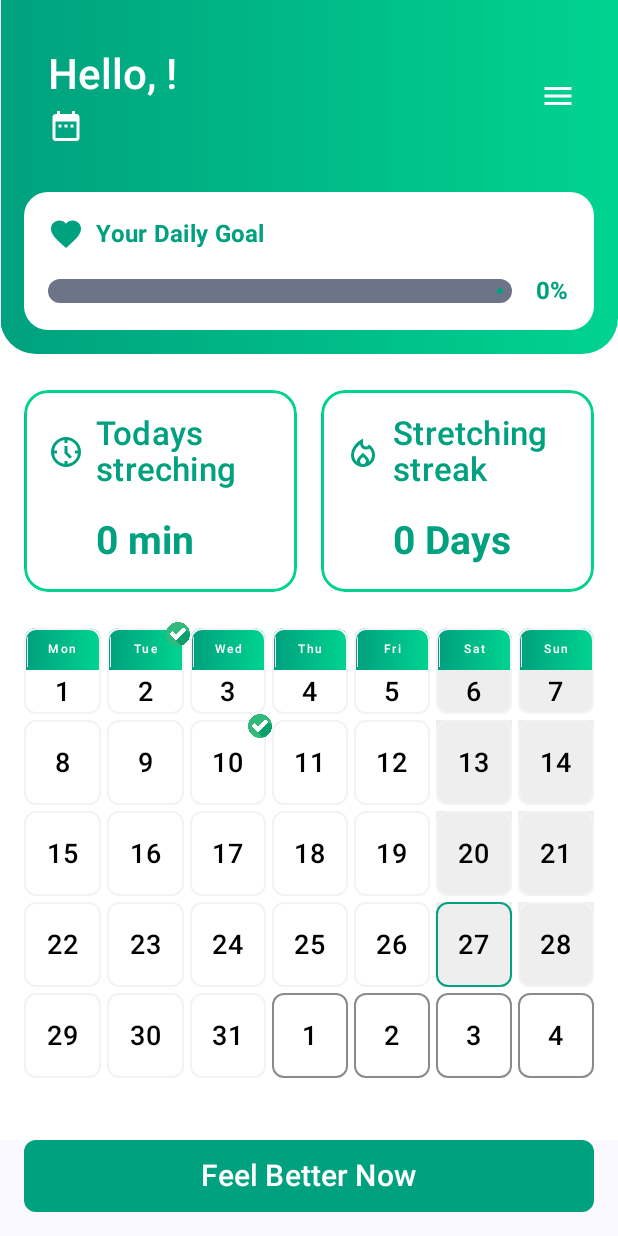
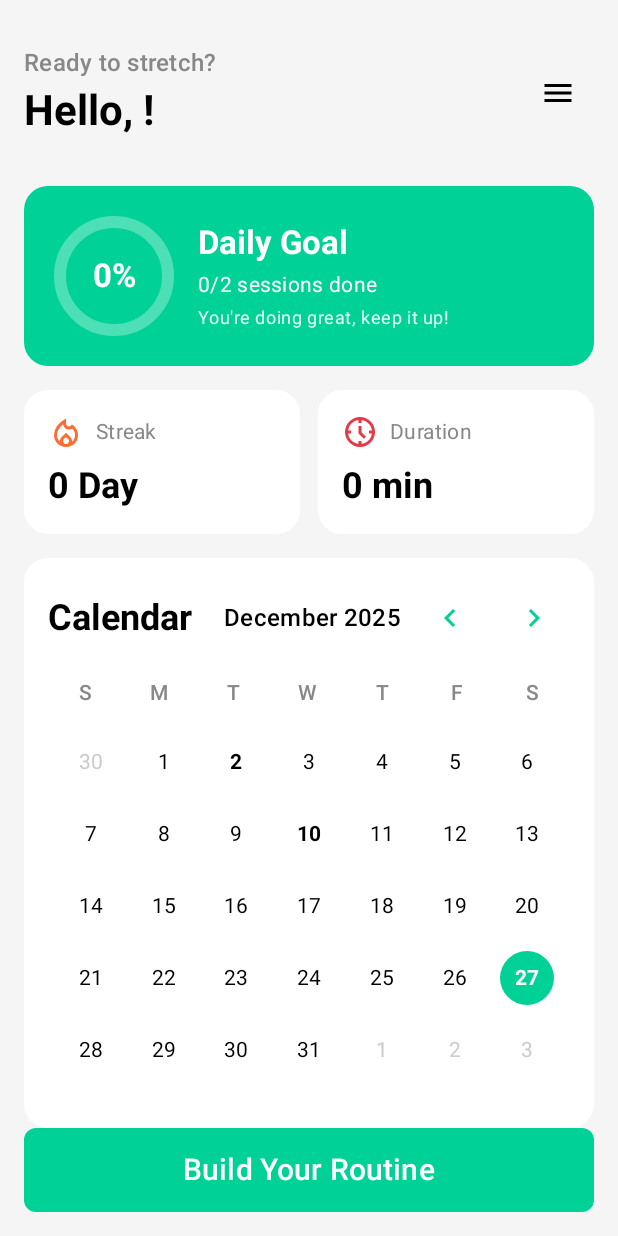
Before and after one commit to FelipePolo/strechreminder, an Android app built with Jetpack Compose: the HomeScreen screen opened through its navigation route, on a phone screen of 412 x 824 dp. Run offline under Robolectric (Android 15) with nearby library versions, the light colour scheme and no system bars; our stand-ins replace constraintlayout-compose.

Commit message:
Added new desing to home screen

```diff
--- /dev/null
+++ b/app/src/main/java/com/fpstudio/stretchreminder/ui/composable/calendar/CalendarCard.kt
@@ -0,0 +1,291 @@
+package com.fpstudio.stretchreminder.ui.composable.calendar
+
+import androidx.compose.foundation.background
+import androidx.compose.foundation.border
+import androidx.compose.foundation.layout.*
+import androidx.compose.foundation.shape.CircleShape
+import androidx.compose.foundation.shape.RoundedCornerShape
+import androidx.compose.material.icons.Icons
+import androidx.compose.material.icons.filled.KeyboardArrowLeft
+import androidx.compose.material.icons.filled.KeyboardArrowRight
+import androidx.compose.material3.Icon
+import androidx.compose.material3.IconButton
+import androidx.compose.material3.MaterialTheme
+import androidx.compose.material3.Text
+import androidx.compose.runtime.Composable
+import androidx.compose.ui.Alignment
+import androidx.compose.ui.Modifier
+import androidx.compose.ui.draw.clip
+import androidx.compose.ui.graphics.Color
+import androidx.compose.ui.text.font.FontWeight
+import androidx.compose.ui.text.style.TextAlign
+import androidx.compose.ui.tooling.preview.Preview
+import androidx.compose.ui.unit.dp
+import androidx.compose.ui.unit.sp
+import com.fpstudio.stretchreminder.ui.theme.TurquoiseAccent
+import java.time.LocalDate
+import java.time.YearMonth
+import java.time.format.TextStyle
+import java.util.Locale
+
+@Composable
+fun CalendarCard(
+    modifier: Modifier = Modifier,
+    model: Calendar
+) {
+    Column(
+        modifier = modifier
+            .clip(RoundedCornerShape(16.dp))
+            .background(Color.White)
+            .padding(16.dp),
+        verticalArrangement = Arrangement.spacedBy(16.dp)
+    ) {
+        // Header with title, month/year and navigation
+        CalendarHeader(currentDate = model.today)
+
+        // Days of week
+        DaysOfWeekHeader()
+
+        // Calendar grid
+        CalendarGrid(
+            currentDate = model.today,
+            markedDays = model.markedDays
+        )
+
+        // Legend
+        CalendarLegend()
+    }
+}
+
+@Composable
+private fun CalendarHeader(currentDate: LocalDate) {
+    Row(
+        modifier = Modifier.fillMaxWidth(),
+        horizontalArrangement = Arrangement.SpaceBetween,
+        verticalAlignment = Alignment.CenterVertically
+    ) {
+        Text(
+            text = "Calendar",
+            style = MaterialTheme.typography.headlineSmall,
+            fontWeight = FontWeight.Bold,
+            color = Color.Black
+        )
+
+        Row(
+            verticalAlignment = Alignment.CenterVertically,
+            horizontalArrangement = Arrangement.spacedBy(8.dp)
+        ) {
+            Text(
+                text = "${currentDate.month.getDisplayName(TextStyle.FULL, Locale.getDefault())} ${currentDate.year}",
+                style = MaterialTheme.typography.titleMedium,
+                color = Color.Black
+            )
+
+            IconButton(onClick = { /* Previous month */ }) {
+                Icon(
+                    imageVector = Icons.Default.KeyboardArrowLeft,
+                    contentDescription = "Previous month",
+                    tint = TurquoiseAccent
+                )
+            }
+
+            IconButton(onClick = { /* Next month */ }) {
+                Icon(
+                    imageVector = Icons.Default.KeyboardArrowRight,
+                    contentDescription = "Next month",
+                    tint = TurquoiseAccent
+                )
+            }
+        }
+    }
+}
+
+@Composable
+private fun DaysOfWeekHeader() {
+    Row(
+        modifier = Modifier.fillMaxWidth(),
+        horizontalArrangement = Arrangement.SpaceEvenly
+    ) {
+        val daysOfWeek = listOf("S", "M", "T", "W", "T", "F", "S")
+        daysOfWeek.forEach { day ->
+            Text(
+                text = day,
+                modifier = Modifier.weight(1f),
+                textAlign = TextAlign.Center,
+                style = MaterialTheme.typography.bodyMedium,
+                color = Color.Gray,
+                fontWeight = FontWeight.Medium
+            )
+        }
+    }
+}
+
+@Composable
+private fun CalendarGrid(
+    currentDate: LocalDate,
+    markedDays: List<Int>
+) {
+    val yearMonth = YearMonth.of(currentDate.year, currentDate.month)
+    val daysInMonth = yearMonth.lengthOfMonth()
+    val firstDayOfMonth = LocalDate.of(currentDate.year, currentDate.month, 1)
+    val firstDayOfWeek = firstDayOfMonth.dayOfWeek.value % 7 // Sunday = 0
+
+    val previousMonth = currentDate.minusMonths(1)
+    val daysInPrevMonth = YearMonth.of(previousMonth.year, previousMonth.month).lengthOfMonth()
+
+    Column(
+        verticalArrangement = Arrangement.spacedBy(8.dp)
+    ) {
+        var dayCounter = 1
+        var nextMonthCounter = 1
+
+        // Calculate total weeks needed
+        val totalCells = firstDayOfWeek + daysInMonth
+        val totalWeeks = (totalCells + 6) / 7
+
+        for (week in 0 until totalWeeks) {
+            Row(
+                modifier = Modifier.fillMaxWidth(),
+                horizontalArrangement = Arrangement.SpaceEvenly
+            ) {
+                for (dayOfWeek in 0..6) {
+                    val cellIndex = week * 7 + dayOfWeek
+
+                    when {
+                        // Previous month days
+                        cellIndex < firstDayOfWeek -> {
+                            val day = daysInPrevMonth - firstDayOfWeek + cellIndex + 1
+                            DayCell(
+                                day = day,
+                                isCurrentMonth = false,
+                                isToday = false,
+                                isMarked = false
+                            )
+                        }
+                        // Current month days
+                        dayCounter <= daysInMonth -> {
+                            val isToday = dayCounter == currentDate.dayOfMonth
+                            val isMarked = markedDays.contains(dayCounter)
+                            DayCell(
+                                day = dayCounter,
+                                isCurrentMonth = true,
+                                isToday = isToday,
+                                isMarked = isMarked
+                            )
+                            dayCounter++
+                        }
+                        // Next month days
+                        else -> {
+                            DayCell(
+                                day = nextMonthCounter,
+                                isCurrentMonth = false,
+                                isToday = false,
+                                isMarked = false
+                            )
+                            nextMonthCounter++
+                        }
+                    }
+                }
+            }
+        }
+    }
+}
+
+@Composable
+private fun DayCell(
+    day: Int,
+    isCurrentMonth: Boolean,
+    isToday: Boolean,
+    isMarked: Boolean
+) {
+    Box(
+        modifier = Modifier
+            .size(40.dp),
+        contentAlignment = Alignment.Center
+    ) {
+        // Background circle for today
+        if (isToday) {
+            Box(
+                modifier = Modifier
+                    .size(36.dp)
+                    .clip(CircleShape)
+                    .background(TurquoiseAccent)
+            )
+        }
+
+        // Day number
+        Text(
+            text = day.toString(),
+            style = MaterialTheme.typography.bodyMedium,
+            color = when {
+                isToday -> Color.White
+                !isCurrentMonth -> Color.LightGray
+                else -> Color.Black
+            },
+            fontWeight = if (isToday || isMarked) FontWeight.Bold else FontWeight.Normal,
+            textAlign = TextAlign.Center
+        )
+    }
+}
+
+@Composable
+private fun CalendarLegend() {
+    Row(
+        modifier = Modifier.fillMaxWidth(),
+        horizontalArrangement = Arrangement.Start,
+        verticalAlignment = Alignment.CenterVertically
+    ) {
+        // Today indicator
+        Row(
+            verticalAlignment = Alignment.CenterVertically,
+            horizontalArrangement = Arrangement.spacedBy(4.dp)
+        ) {
+            Box(
+                modifier = Modifier
+                    .border(
+                        2.dp,
+                        color = TurquoiseAccent,
+                        shape = CircleShape
+                    )
+                    .size(12.dp)
+
+            )
+            Text(
+                text = "Today",
+                style = MaterialTheme.typography.bodySmall,
+                color = Color.Gray
+            )
+        }
+
+        Spacer(modifier = Modifier.width(16.dp))
+
+        // Stretched indicator
+        Row(
+            verticalAlignment = Alignment.CenterVertically,
+            horizontalArrangement = Arrangement.spacedBy(4.dp)
+        ) {
+            Box(
+                modifier = Modifier
+                    .size(12.dp)
+                    .clip(CircleShape)
+                    .background(TurquoiseAccent)
+            )
+            Text(
+                text = "Stretched",
+                style = MaterialTheme.typography.bodySmall,
+                color = Color.Gray
+            )
+        }
+    }
+}
+
+@Preview
+@Composable
+fun CalendarCardPreview() {
+    CalendarCard(
+        model = Calendar(
+            today = LocalDate.of(2025, 12, 27),
+            markedDays = listOf(1, 2, 8, 9, 10, 15, 16, 22, 23, 27)
+        )
+    )
+}
--- a/app/src/main/java/com/fpstudio/stretchreminder/ui/screen/home/HomeScreen.kt
+++ b/app/src/main/java/com/fpstudio/stretchreminder/ui/screen/home/HomeScreen.kt
@@ -14,7 +14,7 @@ import androidx.compose.ui.Modifier
 import androidx.compose.ui.tooling.preview.Preview
 import androidx.compose.ui.unit.dp
 import com.fpstudio.stretchreminder.ui.composable.calendar.Calendar
-import com.fpstudio.stretchreminder.ui.composable.calendar.CalendarElement
+import com.fpstudio.stretchreminder.ui.composable.calendar.CalendarCard
 import com.fpstudio.stretchreminder.ui.screen.home.model.DailyStatsUiState
 import com.fpstudio.stretchreminder.ui.screen.home.model.HeaderUiState
 import com.fpstudio.stretchreminder.ui.screen.home.model.HomeUiState
@@ -39,6 +39,7 @@ import com.fpstudio.stretchreminder.ui.screen.home.components.InfoCard
 import com.fpstudio.stretchreminder.ui.screen.home.model.DailyGoalUiState
 import com.fpstudio.stretchreminder.ui.theme.Green_gradient_1
 import com.fpstudio.stretchreminder.ui.theme.Green_gradient_2
+import com.fpstudio.stretchreminder.ui.theme.TurquoiseAccent
 import java.time.LocalDate
 
 @Composable
@@ -59,23 +60,19 @@ fun HomeContent(
     uiState: HomeUiState,
     onStretchButtonClick: () -> Unit = {}
 ) {
-    val gradient = Brush.horizontalGradient(
-        startX = 1F,
-        colors = listOf(Green_gradient_1, Green_gradient_2),
-        tileMode = TileMode.Decal
-    )
     Scaffold(
+        containerColor = Color(0xFFF5F5F5),
         bottomBar = {
             Column {
                 StretchButton(
                     modifier = Modifier
                         .fillMaxWidth()
-                        .height(48.dp)
+                        .height(56.dp)
                         .padding(horizontal = 16.dp),
                     state = StretchButtonUiModel.Default(
-                        text = stringResource(R.string.intro_button_text),
+                        text = "Build Your Routine",
                         isVisible = true,
-                        backgroundColor = Green_gradient_1
+                        backgroundColor = TurquoiseAccent
                     ),
                     onClick = onStretchButtonClick
                 )
@@ -87,55 +84,49 @@ fun HomeContent(
             modifier = Modifier
                 .fillMaxSize()
                 .padding(paddingValues)
-                .background(
-                    Brush.verticalGradient(
-                        colors = listOf(Color(0xFFF0F4F3), Color.White),
-                        startY = 0f,
-                        endY = 1f,
-                    ),
-                )
+                .background(Color(0xFFF5F5F5))
         ) {
-            Column(
-                modifier = Modifier
-                    .fillMaxWidth()
-                    .clip(RoundedCornerShape(bottomStart = 24.dp, bottomEnd = 24.dp))
-                    .background(gradient)
-                    .padding(16.dp)
-            ) {
-                Header(uiState = uiState.headerState)
-                Spacer(modifier = Modifier.height(16.dp))
-                DailyGoalCard(uiState = uiState.dailyGoalState)
-            }
+            // Header without gradient background
+            Header(uiState = uiState.headerState)
 
-            Spacer(modifier = Modifier.height(8.dp))
+            Spacer(modifier = Modifier.height(16.dp))
 
+            // Daily Goal Card
+            DailyGoalCard(
+                uiState = uiState.dailyGoalState,
+                modifier = Modifier.padding(horizontal = 16.dp)
+            )
+
+            Spacer(modifier = Modifier.height(16.dp))
+
+            // Info Cards Row
             Row(
                 modifier = Modifier
                     .fillMaxWidth()
-                    .padding(16.dp),
-                horizontalArrangement = Arrangement.spacedBy(16.dp)
+                    .padding(horizontal = 16.dp),
+                horizontalArrangement = Arrangement.spacedBy(12.dp)
             ) {
                 InfoCard(
                     modifier = Modifier.weight(1f),
-                    title = "Todays streching",
+                    title = "Streak",
+                    value = "${uiState.dailyStatsState.stretchDays} Day",
+                    icon = R.drawable.fire
+                )
+                InfoCard(
+                    modifier = Modifier.weight(1f),
+                    title = "Duration",
                     value = "${uiState.dailyStatsState.stretchingTime} min",
                     icon = R.drawable.clock
                 )
-                InfoCard(
-                    modifier = Modifier.weight(1f),
-                    title = "Stretching streak",
-                    value = "${uiState.dailyStatsState.stretchDays} Days",
-                    icon = R.drawable.fire
-                )
             }
 
-            Spacer(modifier = Modifier.height(8.dp))
+            Spacer(modifier = Modifier.height(16.dp))
 
-            CalendarElement(
+            // Calendar
+            CalendarCard(
                 modifier = Modifier
                     .fillMaxWidth()
-                    .height(300.dp)
-                    .padding(horizontal = 8.dp),
+                    .padding(horizontal = 16.dp),
                 model = uiState.calendarState
             )
         }
@@ -151,19 +142,22 @@ fun HomeScreenPreview() {
     StretchReminderTheme {
         val previewUiState = HomeUiState(
             headerState = HeaderUiState(
-                userName = "Pipe",
+                userName = "Juan",
                 formattedDate = "29 Nov, 2025"
             ),
             dailyGoalState = DailyGoalUiState(
-                progress = 20
+                progress = 100,
+                sessionsCompleted = 2,
+                totalSessions = 2,
+                motivationalMessage = "You're doing great, keep it up!"
             ),
             dailyStatsState = DailyStatsUiState(
-                stretchingTime = 2,
-                stretchDays = 2
+                stretchingTime = 1,
+                stretchDays = 1
             ),
             calendarState = Calendar(
-                today = LocalDate.of(2025, 11, 16),
-                markedDays = listOf(1, 2, 10, 15, 16, 22, 23)
+                today = LocalDate.of(2025, 12, 27),
+                markedDays = listOf(1, 2, 8, 9, 10, 15, 16, 22, 23, 27)
             )
         )
 
--- a/app/src/main/java/com/fpstudio/stretchreminder/ui/screen/home/components/DailyGoalCard.kt
+++ b/app/src/main/java/com/fpstudio/stretchreminder/ui/screen/home/components/DailyGoalCard.kt
@@ -2,12 +2,14 @@ package com.fpstudio.stretchreminder.ui.screen.home.components
 
 import androidx.compose.foundation.background
 import androidx.compose.foundation.layout.Arrangement
+import androidx.compose.foundation.layout.Box
 import androidx.compose.foundation.layout.Column
 import androidx.compose.foundation.layout.Row
 import androidx.compose.foundation.layout.Spacer
 import androidx.compose.foundation.layout.fillMaxWidth
 import androidx.compose.foundation.layout.height
 import androidx.compose.foundation.layout.padding
+import androidx.compose.foundation.layout.size
 import androidx.compose.foundation.shape.RoundedCornerShape
 import androidx.compose.material.icons.Icons
 import androidx.compose.material.icons.filled.Favorite
@@ -27,50 +29,62 @@ import androidx.compose.ui.unit.sp
 import com.fpstudio.stretchreminder.ui.screen.home.model.DailyGoalUiState
 import com.fpstudio.stretchreminder.ui.theme.Green_gradient_1
 import com.fpstudio.stretchreminder.ui.theme.StretchReminderTheme
+import com.fpstudio.stretchreminder.ui.theme.TurquoiseAccent
 
 @Composable
 fun DailyGoalCard(
     modifier: Modifier = Modifier,
     uiState: DailyGoalUiState
 ) {
-    Column(
+    Row(
         modifier = modifier
             .fillMaxWidth()
             .clip(RoundedCornerShape(16.dp))
-            .background(Color.White)
-            .padding(16.dp)
+            .background(TurquoiseAccent)
+            .padding(20.dp),
+        verticalAlignment = Alignment.CenterVertically,
+        horizontalArrangement = Arrangement.spacedBy(16.dp)
     ) {
-        Row(verticalAlignment = Alignment.CenterVertically) {
-            Icon(
-                imageVector = Icons.Default.Favorite,
-                contentDescription = null,
-                tint = Green_gradient_1
-            )
-            Text(
-                text = "Your Daily Goal",
-                style = MaterialTheme.typography.titleMedium,
-                color = Green_gradient_1,
-                fontWeight = FontWeight.Bold,
-                modifier = Modifier.padding(start = 8.dp)
-            )
-        }
-        Spacer(modifier = Modifier.height(16.dp))
-        Row(
-            verticalAlignment = Alignment.CenterVertically,
-            horizontalArrangement = Arrangement.spacedBy(8.dp)
+        // Circular Progress Indicator
+        Box(
+            contentAlignment = Alignment.Center,
+            modifier = Modifier.size(80.dp)
         ) {
-            LinearProgressIndicator(
+            androidx.compose.material3.CircularProgressIndicator(
                 progress = { uiState.progress / 100f },
-                color = Green_gradient_1,
-                modifier = Modifier.weight(1f).height(16.dp),
+                modifier = Modifier.size(80.dp),
+                color = Color.White,
+                strokeWidth = 8.dp,
+                trackColor = Color.White.copy(alpha = 0.3f)
             )
             Text(
                 text = "${uiState.progress}%",
+                style = MaterialTheme.typography.titleLarge,
+                fontWeight = FontWeight.Bold,
+                color = Color.White
+            )
+        }
+
+        // Right side content
+        Column(
+            modifier = Modifier.weight(1f),
+            verticalArrangement = Arrangement.spacedBy(4.dp)
+        ) {
+            Text(
+                text = "Daily Goal",
+                style = MaterialTheme.typography.titleLarge,
+                fontWeight = FontWeight.Bold,
+                color = Color.White
+            )
+            Text(
+                text = "${uiState.sessionsCompleted}/${uiState.totalSessions} sessions done",
                 style = MaterialTheme.typography.bodyMedium,
-                color = Green_gradient_1,
-                fontWeight = FontWeight.Bold,
-                fontSize = 16.sp,
-                modifier = Modifier.padding(start = 8.dp)
+                color = Color.White
+            )
+            Text(
+                text = uiState.motivationalMessage,
+                style = MaterialTheme.typography.bodySmall,
+                color = Color.White.copy(alpha = 0.9f)
             )
         }
     }
@@ -80,6 +94,13 @@ fun DailyGoalCard(
 @Composable
 private fun DailyGoalCardPreview() {
     StretchReminderTheme {
-        DailyGoalCard(uiState = DailyGoalUiState(progress = 50))
+        DailyGoalCard(
+            uiState = DailyGoalUiState(
+                progress = 100,
+                sessionsCompleted = 2,
+                totalSessions = 2,
+                motivationalMessage = "You're doing great, keep it up!"
+            )
+        )
     }
 }
--- a/app/src/main/java/com/fpstudio/stretchreminder/ui/screen/home/components/Header.kt
+++ b/app/src/main/java/com/fpstudio/stretchreminder/ui/screen/home/components/Header.kt
@@ -20,6 +20,7 @@ import androidx.compose.ui.graphics.Color
 import androidx.compose.ui.text.font.FontWeight
 import androidx.compose.ui.tooling.preview.Preview
 import androidx.compose.ui.unit.dp
+import androidx.compose.ui.unit.sp
 import com.fpstudio.stretchreminder.ui.screen.home.model.HeaderUiState
 import com.fpstudio.stretchreminder.ui.theme.StretchReminderTheme
 
@@ -31,36 +32,30 @@ fun Header(
     Row(
         modifier = modifier
             .fillMaxWidth()
-            .padding(start = 16.dp, end = 0.dp, top = 16.dp, bottom = 16.dp),
+            .padding(end = 16.dp, start = 16.dp, top = 32.dp, bottom = 16.dp),
         verticalAlignment = Alignment.CenterVertically
     ) {
         Column(modifier = Modifier.weight(1f)) {
             Text(
+                text = "Ready to stretch?",
+                style = MaterialTheme.typography.bodyMedium,
+                color = Color.Gray,
+                fontWeight = FontWeight.SemiBold,
+                fontSize = 16.sp
+            )
+            Spacer(modifier = Modifier.height(4.dp))
+            Text(
                 text = "Hello, ${uiState.userName}!",
                 style = MaterialTheme.typography.headlineMedium,
-                fontWeight = FontWeight.SemiBold,
-                color = Color.White
+                fontWeight = FontWeight.Bold,
+                color = Color.Black
             )
-            Spacer(modifier = Modifier.height(4.dp))
-            Row(verticalAlignment = Alignment.CenterVertically) {
-                Icon(
-                    imageVector = Icons.Default.DateRange,
-                    contentDescription = null,
-                    tint = Color.White
-                )
-                Text(
-                    text = uiState.formattedDate,
-                    style = MaterialTheme.typography.bodyMedium,
-                    color = Color.White,
-                    modifier = Modifier.padding(start = 4.dp)
-                )
-            }
         }
         IconButton(onClick = { /*TODO*/ }) {
             Icon(
                 imageVector = Icons.Default.Menu,
                 contentDescription = "Menu",
-                tint = Color.White
+                tint = Color.Black
             )
         }
     }
--- a/app/src/main/java/com/fpstudio/stretchreminder/ui/screen/home/components/InfoCard.kt
+++ b/app/src/main/java/com/fpstudio/stretchreminder/ui/screen/home/components/InfoCard.kt
@@ -2,6 +2,7 @@ package com.fpstudio.stretchreminder.ui.screen.home.components
 
 import androidx.compose.foundation.background
 import androidx.compose.foundation.border
+import androidx.compose.foundation.layout.Arrangement
 import androidx.compose.foundation.layout.Column
 import androidx.compose.foundation.layout.Row
 import androidx.compose.foundation.layout.Spacer
@@ -36,51 +37,35 @@ fun InfoCard(
 ) {
     Column(
         modifier = modifier
-            .clip(RoundedCornerShape(16.dp, 16.dp, 16.dp, 16.dp))
-            .background(
-                Brush.horizontalGradient(
-                    colors = listOf(Color.White, Color.Transparent),
-                    startX = 0f,
-                    endX = 1f,
-                ),
-            )
-            .border(
-                2.dp,
-                Brush.horizontalGradient(
-                    colors = listOf(Green_gradient_1, Green_gradient_2),
-                    startX = 0f,
-                    endX = 1f,
-                ),
-                RoundedCornerShape(16.dp, 16.dp, 16.dp, 16.dp),
-            )
+            .clip(RoundedCornerShape(16.dp))
             .background(Color.White)
             .padding(16.dp)
     ) {
-        Row (
-            verticalAlignment = Alignment.CenterVertically
+        Row(
+            verticalAlignment = Alignment.CenterVertically,
+            horizontalArrangement = Arrangement.spacedBy(8.dp)
         ) {
             Icon(
                 painter = painterResource(id = icon),
                 contentDescription = null,
-                tint = Green_gradient_1
+                tint = if (title.contains("Streak", ignoreCase = true)) {
+                    Color(0xFFFF6B35) // Orange for Streak
+                } else {
+                    Color(0xFFE63946) // Red/Pink for Duration
+                }
             )
             Text(
                 text = title,
-                style = MaterialTheme.typography.titleMedium,
-                fontWeight = FontWeight.SemiBold,
-                fontSize = 22.sp,
-                color = Green_gradient_1,
-                modifier = Modifier.padding(start = 8.dp)
+                style = MaterialTheme.typography.bodyMedium,
+                color = Color.Gray
             )
         }
-        Spacer(modifier = Modifier.height(16.dp))
+        Spacer(modifier = Modifier.height(8.dp))
         Text(
             text = value,
-            style = MaterialTheme.typography.headlineMedium,
+            style = MaterialTheme.typography.headlineSmall,
             fontWeight = FontWeight.Bold,
-            fontSize = 26.sp,
-            color = Green_gradient_1,
-            modifier = Modifier.padding(start = 32.dp)
+            color = Color.Black
         )
     }
 }
@@ -90,9 +75,9 @@ fun InfoCard(
 private fun InfoCardPreview() {
     StretchReminderTheme {
         InfoCard(
-            title = "Todays stretching",
-            value = "2 min",
-            icon = R.drawable.clock
+            title = "Streak",
+            value = "1 Day",
+            icon = R.drawable.fire
         )
     }
 }
--- a/app/src/main/java/com/fpstudio/stretchreminder/ui/screen/home/model/HomeUiState.kt
+++ b/app/src/main/java/com/fpstudio/stretchreminder/ui/screen/home/model/HomeUiState.kt
@@ -19,7 +19,10 @@ data class HeaderUiState(
 )
 
 data class DailyGoalUiState(
-    val progress: Int = 0
+    val progress: Int = 0,
+    val sessionsCompleted: Int = 0,
+    val totalSessions: Int = 2,
+    val motivationalMessage: String = "You're doing great, keep it up!"
 )
 
 data class DailyStatsUiState(
```
